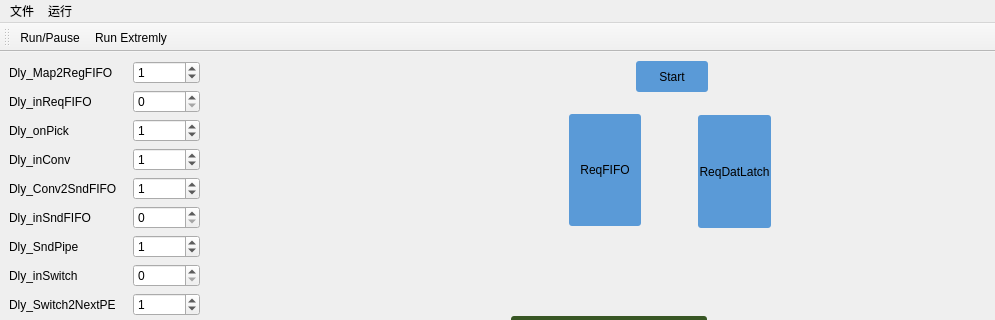
This is mainwindow.ui in iwxyi/CNNAcceleratorTopology-Delay as Qt 5 draws it before an edit; both pictures show x 0 to 995 and y 0 to 320 of the 995 by 760 pixel window. The edited form follows.
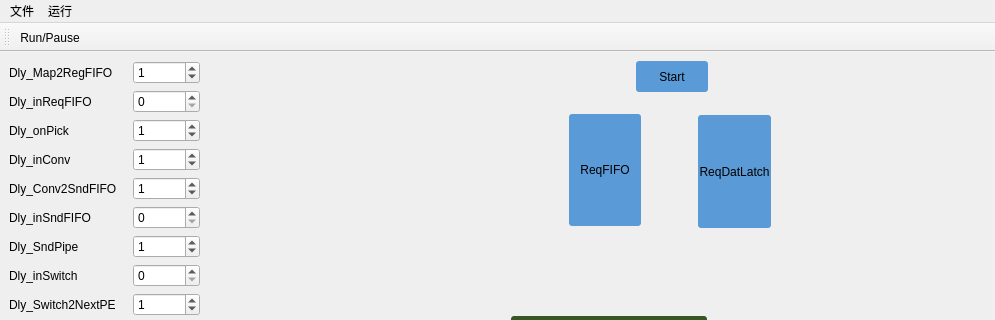
This is the edited form. Icons and pictures are not drawn.

```diff
--- a/mainwindow.ui
+++ b/mainwindow.ui
@@ -455,7 +455,6 @@
     <bool>false</bool>
    </attribute>
    <addaction name="actionRun"/>
-   <addaction name="actionRun_Extremly"/>
   </widget>
   <action name="actionRun">
    <property name="text">
```
